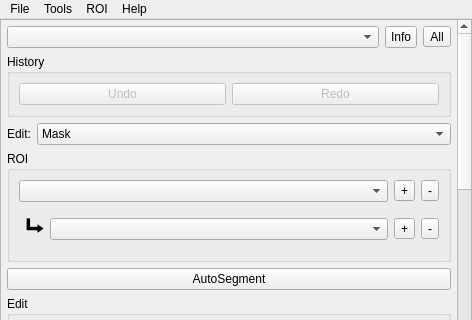
Above: src/dafne/ui/toolbox.ui from dafne-imaging/dafne before the change; both pictures show x 0 to 472 and y 0 to 320 of the 472 by 828 pixel window. Below: the same form after it.
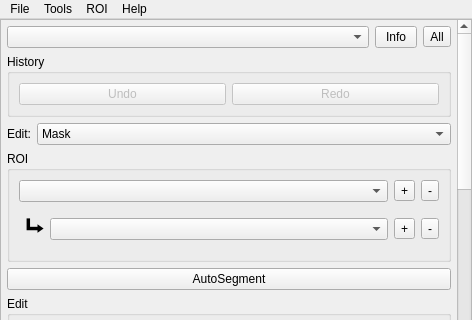
That is the form after the change. Icons and pictures are not drawn.

What changed in the file:
```diff
--- a/src/dafne/ui/toolbox.ui
+++ b/src/dafne/ui/toolbox.ui
@@ -86,7 +86,7 @@
             <x>0</x>
             <y>0</y>
             <width>447</width>
-            <height>1267</height>
+            <height>1214</height>
            </rect>
           </property>
           <property name="sizePolicy">
@@ -126,7 +126,7 @@
               <widget class="QComboBox" name="classification_combo">
                <property name="sizePolicy">
                 <sizepolicy hsizetype="Preferred" vsizetype="Fixed">
-                 <horstretch>1</horstretch>
+                 <horstretch>2</horstretch>
                  <verstretch>0</verstretch>
                 </sizepolicy>
                </property>
@@ -135,14 +135,14 @@
              <item>
               <widget class="QPushButton" name="model_info_button">
                <property name="sizePolicy">
-                <sizepolicy hsizetype="Fixed" vsizetype="Expanding">
+                <sizepolicy hsizetype="Fixed" vsizetype="Preferred">
                  <horstretch>0</horstretch>
                  <verstretch>0</verstretch>
                 </sizepolicy>
                </property>
                <property name="styleSheet">
-                <string notr="true">padding-left: 5px;
-padding-right: 5px;</string>
+                <string notr="true">padding-left: 10px;
+padding-right: 10px;</string>
                </property>
                <property name="text">
                 <string>Info</string>
```
Left out of the diff: 2 changed lines with no effect on the pictures.
